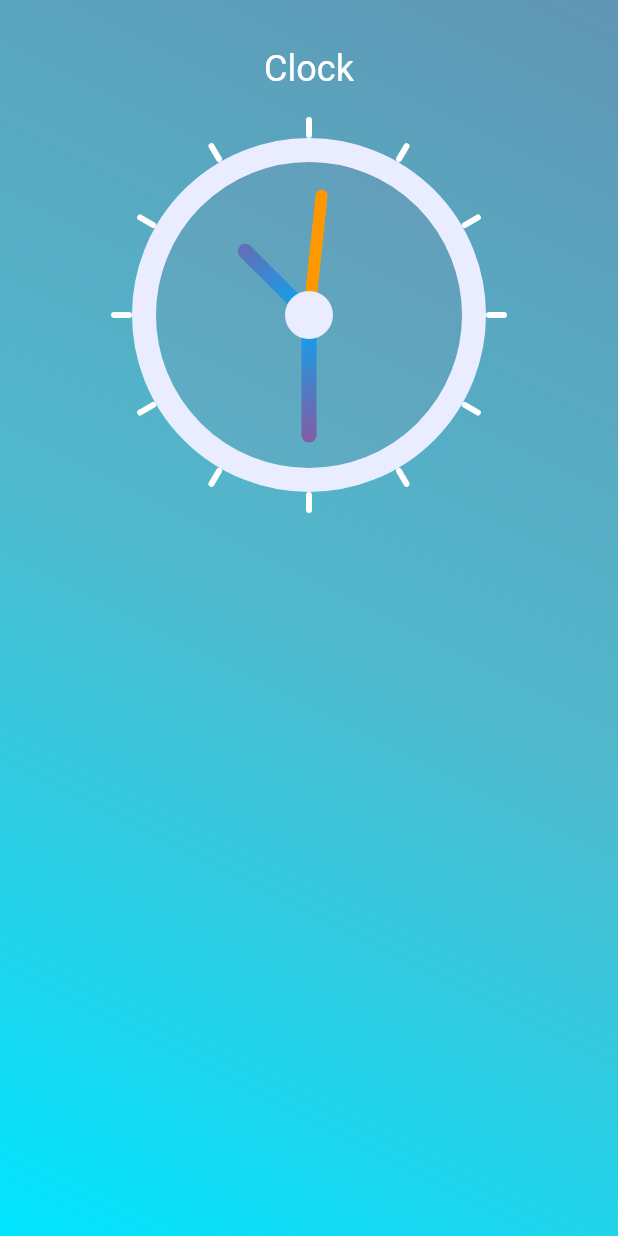
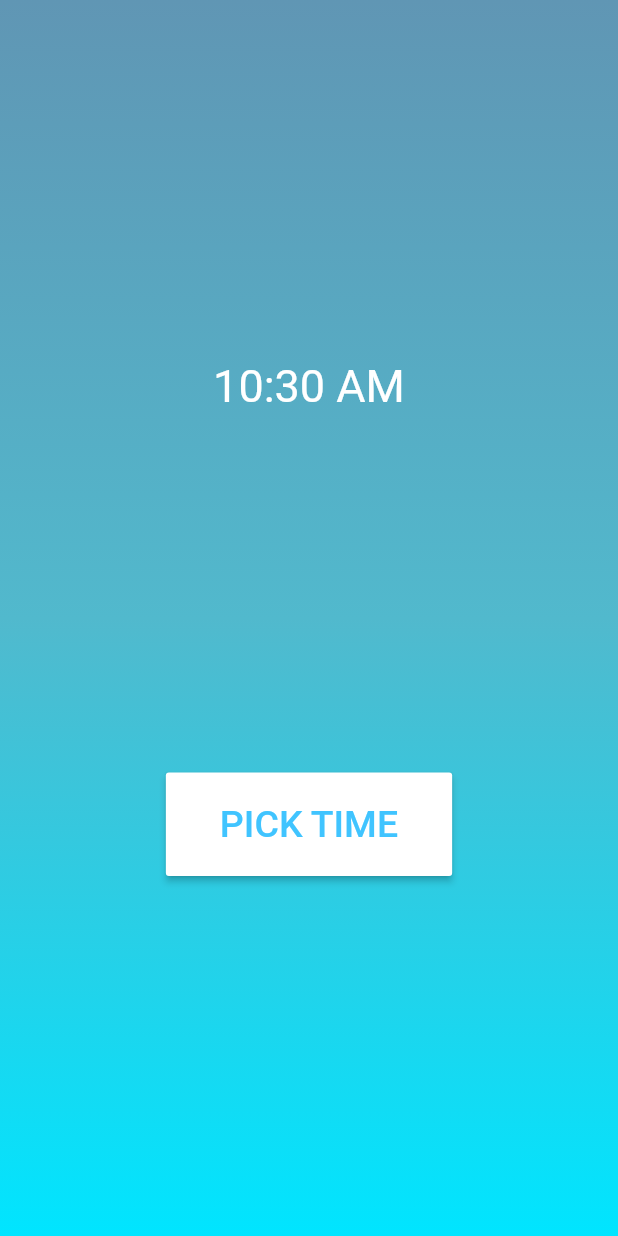
Before and after one commit to MedminderAJCE/MedMinder, a Flutter app: the AddMedicine screen opened directly, after a tap on "Set Alarm", on a phone screen of 412 x 824 dp. Run offline on Flutter 3.47's test engine with Material 2 defaults, Android fonts, the phone set to English and light mode, and no system bars; our stand-ins replace cloud_firestore, firebase_auth, firebase_core, fluttertoast; accounts and stored records are empty.

```diff
--- a/lib/screens/addmedicine.dart
+++ b/lib/screens/addmedicine.dart
@@ -2,6 +2,7 @@ import 'package:flutter/material.dart';
 import 'package:login/screens/setalarm.dart';
 // import 'package:intl/intl.dart';
 import 'package:login/screens/setalarm.dart';
+import 'package:login/screens/timepicker.dart';
 
 class AddMedicine extends StatefulWidget {
   const AddMedicine({super.key});
@@ -122,7 +123,7 @@ class _AddMedicineState extends State<AddMedicine> {
             ElevatedButton(
               onPressed: () {
                 Navigator.of(context)
-                   .push(MaterialPageRoute(builder: (context) =>const setalarm()));
+                   .push(MaterialPageRoute(builder: (context) =>const timepicker()));
               },
 
 
--- /dev/null
+++ b/lib/screens/timepicker.dart
@@ -0,0 +1,54 @@
+import 'package:flutter/material.dart';
+
+class timepicker extends StatefulWidget {
+  const timepicker({Key? key}) : super(key: key);
+
+  @override
+  State<timepicker> createState() => _timepickerState();
+}
+
+class _timepickerState extends State<timepicker> {
+  TimeOfDay _timeOfDay = TimeOfDay.now();
+  void _showTimePicker() {
+    showTimePicker(context: context,
+      initialTime: TimeOfDay.now(),
+    ).then((value) {
+      setState(() {
+        _timeOfDay= value!;
+      });
+    });
+  }
+
+  @override
+  Widget build(BuildContext context) {
+    return Scaffold(
+      body: Container(
+        width: MediaQuery.of(context).size.width,
+        height: MediaQuery.of(context).size.height,
+        decoration: const BoxDecoration(
+            gradient: LinearGradient(colors: [
+              Color(0xFF6096B4),
+              Color(0xFF51B9CD),
+              Color(0xFF00E5FF),
+            ], begin: Alignment.topCenter, end: Alignment.bottomCenter)),
+        child: Column(
+          mainAxisAlignment: MainAxisAlignment.spaceEvenly,
+          children: [
+            Text(_timeOfDay.format(context).toString(),
+              style: TextStyle(fontSize: 30,color: Colors.white),
+            ),
+            MaterialButton(
+              onPressed: _showTimePicker,
+              child: const Padding(
+                padding: EdgeInsets.all(20.0),
+                child: Text("PICK TIME",
+                    style: TextStyle(color: Colors.lightBlueAccent, fontSize: 25)),
+              ),
+              color: Colors.white,
+            ),
+          ],
+        ),
+      ),
+    );
+  }
+}
```
